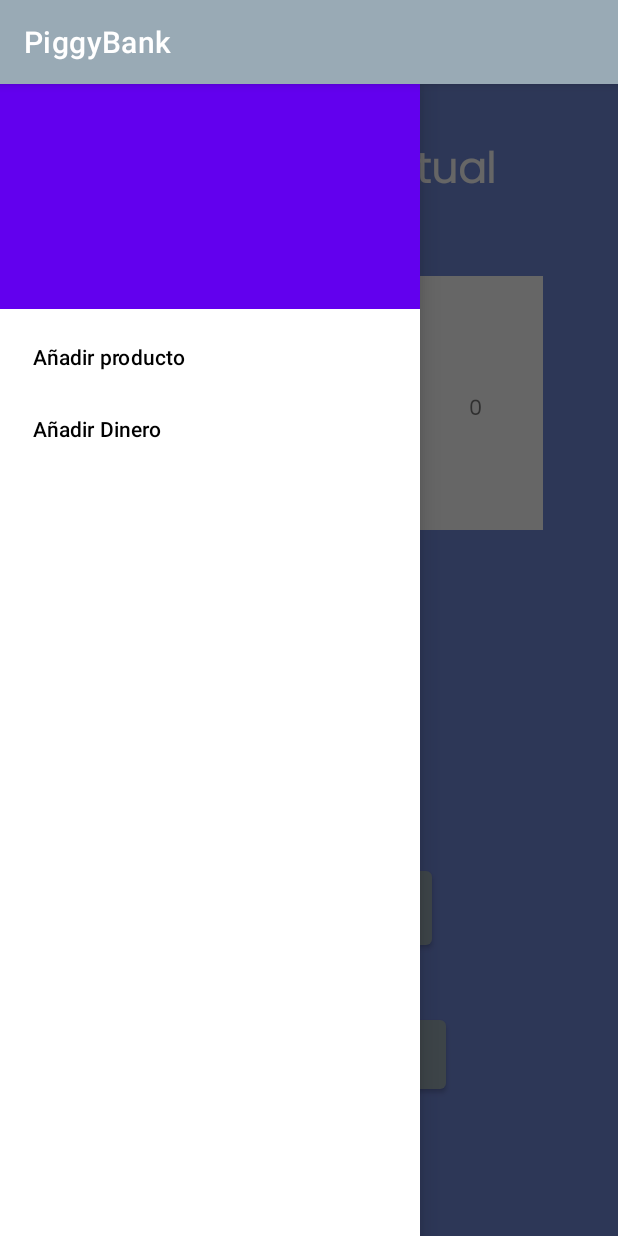
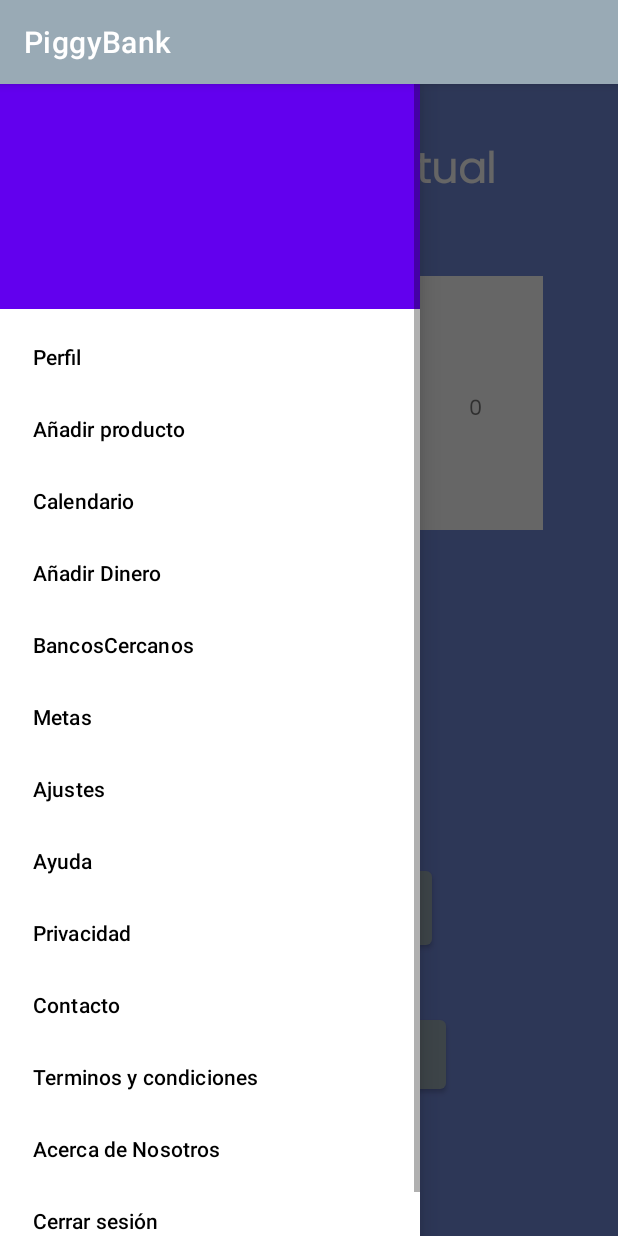
Before and after one commit to itsmonicalara/PiggyBankV2, an Android app: the fragment FirstFragment placed in its activity, with the side drawer open, on a phone screen of 412 x 824 dp. Run offline under Robolectric (Android 15) with nearby library versions, the phone set to English and light mode, and no system bars; our stand-ins replace Firebase (no records; nobody signed in at launch, a user with empty details on screens opened directly); Roboto replaces fonts that are not available here.

Commit message:
Se añaden opciones en el menu

```diff
--- a/app/src/main/java/edu/itesm/piggybank/FirstFragment.kt
+++ b/app/src/main/java/edu/itesm/piggybank/FirstFragment.kt
@@ -72,6 +72,9 @@ class FirstFragment : Fragment() {
         navView.setNavigationItemSelectedListener {
             when(it.itemId){
                 R.id.nuevoProducto ->Toast.makeText(this.context,"nuevoProducto",Toast.LENGTH_SHORT).show()
+                R.id.anadirDinero -> Toast.makeText(this.context,"anadirDinero",Toast.LENGTH_SHORT).show()
+                R.id.metas -> Toast.makeText(this.context,"metas",Toast.LENGTH_SHORT).show()
+                R.id.ajustes -> Toast.makeText(this.context,"ajustes",Toast.LENGTH_SHORT).show()
             }
             true
         }
--- a/app/src/main/res/menu/nav_header_menu.xml
+++ b/app/src/main/res/menu/nav_header_menu.xml
@@ -3,11 +3,61 @@
 
 
     <item
+        android:id="@+id/perfil"
+        android:title="Perfil"/>
+
+    <item
         android:id="@+id/nuevoProducto"
         android:title="Añadir producto"/>
+
+    <item
+        android:id="@+id/calendario"
+        android:title="Calendario"/>
+
     <item
         android:id="@+id/anadirDinero"
         android:title="Añadir Dinero"/>
 
 
+    <item
+        android:id="@+id/bancosCercanos"
+        android:title="BancosCercanos"/>
+
+
+    <item
+        android:id="@+id/metas"
+        android:title="Metas"/>
+
+
+
+    <item
+        android:id="@+id/ajustes"
+        android:title="Ajustes"/>
+
+    <item
+        android:id="@+id/ayuda"
+        android:title="Ayuda"/>
+
+    <item
+        android:id="@+id/privacidad"
+        android:title="Privacidad"/>
+
+    <item
+        android:id="@+id/contacto"
+        android:title="Contacto"/>
+
+    <item
+        android:id="@+id/terminos"
+        android:title="Terminos y condiciones"/>
+
+
+    <item
+        android:id="@+id/nosotros"
+        android:title="Acerca de Nosotros"/>
+
+    <item
+        android:id="@+id/cerrar"
+        android:title="Cerrar sesión"/>
+
+
 </menu>
```
